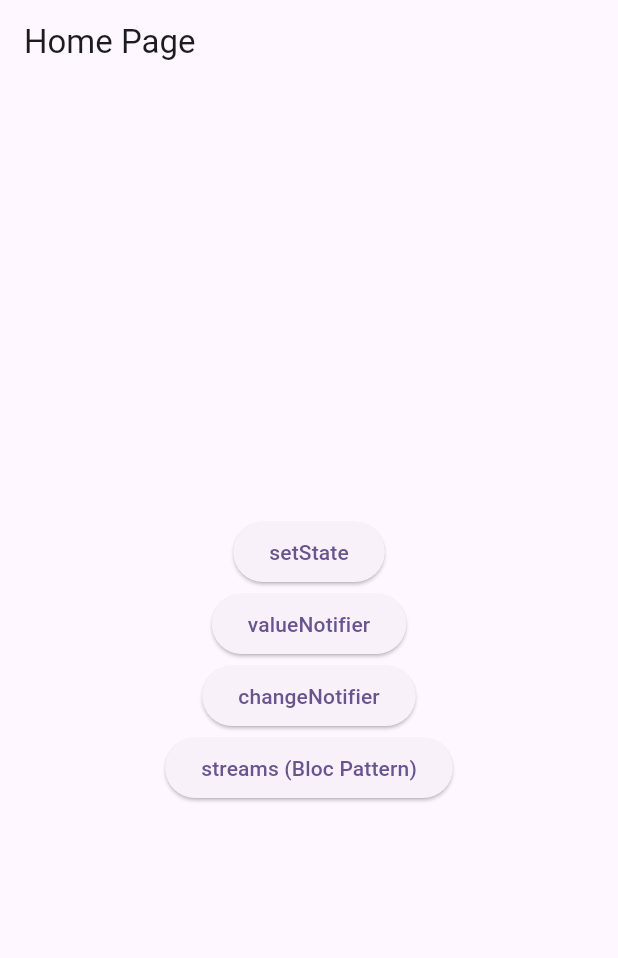
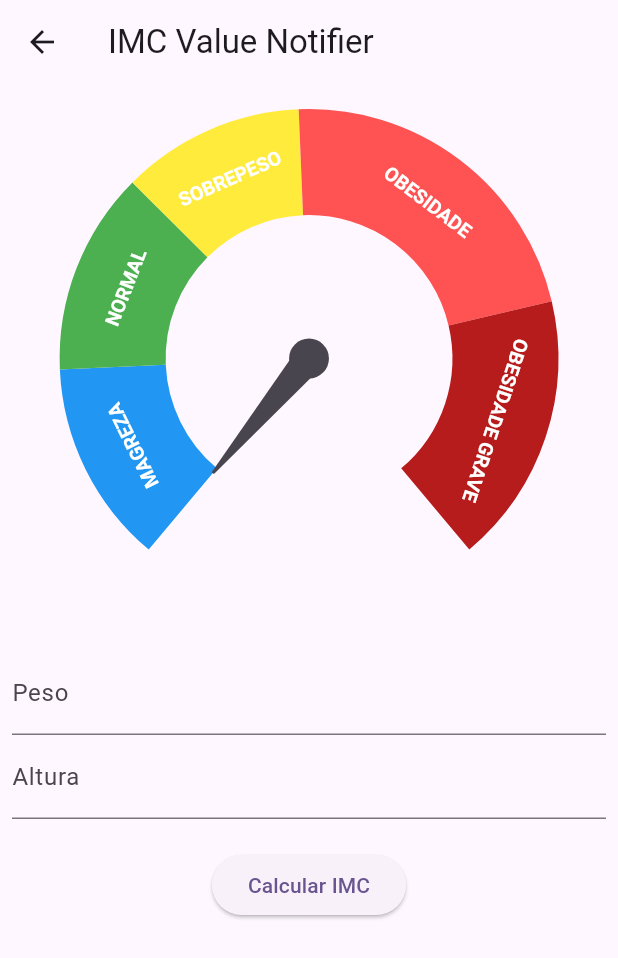
Before and after one commit to LMThomaz-Study/jornada_flutter, a Flutter app: the screen it shows after launch, after a tap on "valueNotifier", on a phone screen of 412 x 824 dp. Shown: the top 958 px of the screen. Run offline on Flutter 3.47's test engine with Material 3 defaults, Android fonts, the phone set to English and light mode, and no system bars; drawn by our look-alikes of syncfusion_flutter_gauges; our stand-ins replace currency_text_input_formatter, device_preview.

Commit message:
Construindo tela com ValueNotifier

```diff
--- a/flutter_default_state_manager/lib/home_page.dart
+++ b/flutter_default_state_manager/lib/home_page.dart
@@ -1,5 +1,6 @@
 import 'package:flutter/material.dart';
 import 'package:flutter_default_state_manager/setState/imc_setstate_page.dart';
+import 'package:flutter_default_state_manager/value_notifier/imc_value_notifier_page.dart';
 
 class HomePage extends StatelessWidget {
   const HomePage({super.key});
@@ -25,7 +26,9 @@ class HomePage extends StatelessWidget {
               child: const Text('setState'),
             ),
             ElevatedButton(
-              onPressed: () {},
+              onPressed: () {
+                _goToPage(context, const ImcValueNotifierPage());
+              },
               child: const Text('valueNotifier'),
             ),
             ElevatedButton(
--- /dev/null
+++ b/flutter_default_state_manager/lib/value_notifier/imc_value_notifier_page.dart
@@ -0,0 +1,126 @@
+import 'dart:math';
+
+import 'package:currency_text_input_formatter/currency_text_input_formatter.dart';
+import 'package:flutter/material.dart';
+import 'package:flutter_default_state_manager/widgets/imc_gauge.dart';
+import 'package:intl/intl.dart';
+
+//   o valueNotifier diferentemente do setState que faz a reconstrução de todo o Widget,
+//ele faz a reconstrução apenas de onde ele está sendo utilizado
+
+class ImcValueNotifierPage extends StatefulWidget {
+  const ImcValueNotifierPage({super.key});
+
+  @override
+  State<ImcValueNotifierPage> createState() => _ImcValueNotifierPageState();
+}
+
+class _ImcValueNotifierPageState extends State<ImcValueNotifierPage> {
+  final formKey = GlobalKey<FormState>();
+  final pesoEC = TextEditingController();
+  final alturaEC = TextEditingController();
+
+  ValueNotifier<double> imc = ValueNotifier(0.0);
+
+  Future<void> _calcIMC({required double peso, required double altura}) async {
+    imc.value = 0;
+
+    await Future.delayed(const Duration(seconds: 1));
+
+    imc.value = peso / pow(altura, 2);
+  }
+
+  @override
+  void dispose() {
+    pesoEC.dispose();
+    alturaEC.dispose();
+    super.dispose();
+  }
+
+  @override
+  Widget build(BuildContext context) {
+    return Scaffold(
+      appBar: AppBar(title: const Text('IMC Value Notifier')),
+      body: SingleChildScrollView(
+        child: Form(
+          key: formKey,
+          child: Padding(
+            padding: const EdgeInsets.all(8.0),
+            child: Column(
+              children: [
+                ValueListenableBuilder<double>(
+                  valueListenable: imc,
+                  builder: (_, value, __) {
+                    return ImcGauge(imc: value);
+                  },
+                ),
+                const SizedBox(height: 20),
+                TextFormField(
+                  controller: pesoEC,
+                  keyboardType: TextInputType.number,
+                  decoration: const InputDecoration(
+                    labelText: 'Peso',
+                  ),
+                  inputFormatters: [
+                    CurrencyTextInputFormatter(
+                      locale: 'pt_BR',
+                      symbol: '',
+                      decimalDigits: 2,
+                      turnOffGrouping: true,
+                    ),
+                  ],
+                  validator: (String? value) {
+                    if (value == null || value.isEmpty) {
+                      return 'Peso obrigatório';
+                    }
+                    return null;
+                  },
+                ),
+                TextFormField(
+                  controller: alturaEC,
+                  keyboardType: TextInputType.number,
+                  decoration: const InputDecoration(
+                    labelText: 'Altura',
+                  ),
+                  inputFormatters: [
+                    CurrencyTextInputFormatter(
+                      locale: 'pt_BR',
+                      symbol: '',
+                      decimalDigits: 2,
+                      turnOffGrouping: true,
+                    ),
+                  ],
+                  validator: (String? value) {
+                    if (value == null || value.isEmpty) {
+                      return 'Altura obrigatório';
+                    }
+                    return null;
+                  },
+                ),
+                const SizedBox(height: 20),
+                ElevatedButton(
+                  onPressed: () {
+                    final formValid = formKey.currentState?.validate() ?? false;
+
+                    if (formValid) {
+                      final formatter = NumberFormat.simpleCurrency(
+                        locale: 'pt_BR',
+                        decimalDigits: 2,
+                      );
+                      double peso = formatter.parse(pesoEC.text) as double;
+                      double altura = formatter.parse(alturaEC.text) as double;
+                      _calcIMC(peso: peso, altura: altura);
+                    }
+                  },
+                  child: const Text(
+                    'Calcular IMC',
+                  ),
+                )
+              ],
+            ),
+          ),
+        ),
+      ),
+    );
+  }
+}
```
Also changed, not shown: flutter_default_state_manager/lib/template.dart (deleted, +0 -77 lines).
